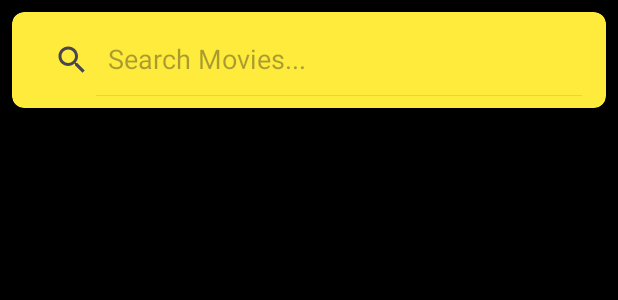
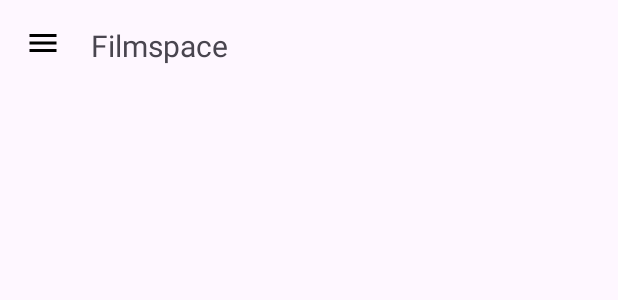
Before and after one commit to MAD2023-Team3/filmspace, an Android app: the layout activity_main.xml on its own in the app's theme, with its tools: preview values and no code run, on a phone screen of 412 x 824 dp. Shown: the top 300 px of the screen. Run offline under Robolectric (Android 15) with nearby library versions, the phone set to English and light mode, and no system bars.

Commit message:
test: adding navbar and converting to fragments

```diff
--- /dev/null
+++ b/app/src/main/res/drawable/btn_home.xml
@@ -0,0 +1,5 @@
+<vector android:height="24dp" android:tint="#000000"
+    android:viewportHeight="24" android:viewportWidth="24"
+    android:width="24dp" xmlns:android="http://schemas.android.com/apk/res/android">
+    <path android:fillColor="@android:color/white" android:pathData="M10,20v-6h4v6h5v-8h3L12,3 2,12h3v8z"/>
+</vector>
--- /dev/null
+++ b/app/src/main/res/drawable/btn_logout.xml
@@ -0,0 +1,5 @@
+<vector android:autoMirrored="true" android:height="24dp"
+    android:tint="#ff0000" android:viewportHeight="24"
+    android:viewportWidth="24" android:width="24dp" xmlns:android="http://schemas.android.com/apk/res/android">
+    <path android:fillColor="@android:color/white" android:pathData="M17,7l-1.41,1.41L18.17,11H8v2h10.17l-2.58,2.58L17,17l5,-5zM4,5h8V3H4c-1.1,0 -2,0.9 -2,2v14c0,1.1 0.9,2 2,2h8v-2H4V5z"/>
+</vector>
--- /dev/null
+++ b/app/src/main/res/drawable/btn_profile.xml
@@ -0,0 +1,5 @@
+<vector android:height="24dp" android:tint="#000000"
+    android:viewportHeight="24" android:viewportWidth="24"
+    android:width="24dp" xmlns:android="http://schemas.android.com/apk/res/android">
+    <path android:fillColor="@android:color/white" android:pathData="M12,12c2.21,0 4,-1.79 4,-4s-1.79,-4 -4,-4 -4,1.79 -4,4 1.79,4 4,4zM12,14c-2.67,0 -8,1.34 -8,4v2h16v-2c0,-2.66 -5.33,-4 -8,-4z"/>
+</vector>
--- /dev/null
+++ b/app/src/main/res/drawable/btn_watch_later.xml
@@ -0,0 +1,5 @@
+<vector android:height="24dp" android:tint="#000000"
+    android:viewportHeight="24" android:viewportWidth="24"
+    android:width="24dp" xmlns:android="http://schemas.android.com/apk/res/android">
+    <path android:fillColor="@android:color/white" android:pathData="M12,2C6.5,2 2,6.5 2,12s4.5,10 10,10s10,-4.5 10,-10S17.5,2 12,2zM16.2,16.2L11,13V7h1.5v5.2l4.5,2.7L16.2,16.2z"/>
+</vector>
--- /dev/null
+++ b/app/src/main/res/drawable/nav_btn_menu.xml
@@ -0,0 +1,5 @@
+<vector android:height="24dp" android:tint="#000000"
+    android:viewportHeight="24" android:viewportWidth="24"
+    android:width="24dp" xmlns:android="http://schemas.android.com/apk/res/android">
+    <path android:fillColor="@android:color/white" android:pathData="M3,18h18v-2L3,16v2zM3,13h18v-2L3,11v2zM3,6v2h18L21,6L3,6z"/>
+</vector>
--- a/app/src/main/res/layout/activity_main.xml
+++ b/app/src/main/res/layout/activity_main.xml
@@ -1,38 +1,32 @@
 <?xml version="1.0" encoding="utf-8"?>
-<androidx.appcompat.widget.LinearLayoutCompat xmlns:android="http://schemas.android.com/apk/res/android"
+<androidx.drawerlayout.widget.DrawerLayout xmlns:android="http://schemas.android.com/apk/res/android"
     xmlns:app="http://schemas.android.com/apk/res-auto"
     xmlns:tools="http://schemas.android.com/tools"
     android:layout_width="match_parent"
     android:layout_height="match_parent"
     android:orientation="vertical"
-    android:background="@color/black"
-    tools:context=".MainActivity">
-    <androidx.cardview.widget.CardView
-        android:layout_margin="8dp"
-        app:cardCornerRadius="8dp"
-        app:cardElevation="8dp"
-        app:cardBackgroundColor="@color/yellow"
+    tools:context=".MainActivity"
+    android:id="@+id/drawerLayout">
+
+    <LinearLayout
         android:layout_width="match_parent"
-        android:layout_height="wrap_content">
-        <androidx.appcompat.widget.SearchView
-            android:id="@+id/search_view"
-            app:iconifiedByDefault="false"
-            app:queryHint="Search Movies..."
-            android:padding="8dp"
+        android:layout_height="match_parent"
+        android:orientation="vertical">
+
+        <include layout="@layout/navbar"/>
+        <FrameLayout
+            android:id="@+id/frameLayout"
             android:layout_width="match_parent"
-            android:layout_height="?attr/actionBarSize"/>
-    </androidx.cardview.widget.CardView>
-    <androidx.cardview.widget.CardView
-        app:cardBackgroundColor="@color/yellow"
-        app:cardElevation="8dp"
-        app:cardCornerRadius="8dp"
-        android:layout_margin="8dp"
-        android:layout_width="match_parent"
-        android:layout_height="wrap_content"/>
-        <androidx.recyclerview.widget.RecyclerView
-            android:id="@+id/recycler_view_home"
-            android:layout_margin="8dp"
-            android:layout_width="match_parent"
-            android:layout_height="wrap_content"/>
+            android:layout_height="match_parent"/>
 
-</androidx.appcompat.widget.LinearLayoutCompat>
+    </LinearLayout>
+    <RelativeLayout
+        android:layout_width="300dp"
+        android:layout_height="match_parent"
+        android:background="@color/white"
+        android:layout_gravity="start">
+
+        <include layout="@layout/nav_drawer"/>
+
+    </RelativeLayout>
+</androidx.drawerlayout.widget.DrawerLayout>
--- /dev/null
+++ b/app/src/main/res/layout/navbar.xml
@@ -0,0 +1,36 @@
+<?xml version="1.0" encoding="utf-8"?>
+<androidx.constraintlayout.widget.ConstraintLayout xmlns:android="http://schemas.android.com/apk/res/android"
+    xmlns:app="http://schemas.android.com/apk/res-auto"
+    xmlns:tools="http://schemas.android.com/tools"
+    android:layout_width="match_parent"
+    android:layout_height="wrap_content">
+
+    <LinearLayout
+        android:layout_width="match_parent"
+        android:layout_height="wrap_content"
+        android:layout_marginStart="1dp"
+        android:layout_marginTop="1dp"
+        android:orientation="horizontal"
+        app:layout_constraintStart_toStartOf="parent"
+        app:layout_constraintTop_toTopOf="parent"
+        android:padding="15dp"
+        android:id="@+id/navbar">
+        <ImageView
+            android:layout_width="wrap_content"
+            android:layout_height="wrap_content"
+            android:src="@drawable/nav_btn_menu"
+            android:id="@+id/btn_menu"/>
+
+        <TextView
+            android:id="@+id/textView"
+            android:layout_width="20dp"
+            android:layout_height="wrap_content" />
+
+        <TextView
+            android:layout_width="wrap_content"
+            android:layout_height="wrap_content"
+            android:text="@string/navbar_title"
+            android:layout_weight="1"
+            android:textSize="20dp"/>
+    </LinearLayout>
+</androidx.constraintlayout.widget.ConstraintLayout>
--- a/app/src/main/res/values/strings.xml
+++ b/app/src/main/res/values/strings.xml
@@ -12,4 +12,8 @@
     <string name="email_title">Email:</string>
     <string name="password_title">Password:</string>
     <string name="click_to_register">click to register</string>
+    <!-- TODO: Remove or change this placeholder text -->
+    <string name="hello_blank_fragment">Hello blank fragment</string>
+    <!-- navbar strings -->
+    <string name="navbar_title">Filmspace</string>
 </resources>
```
Also changed, not shown: app/src/main/AndroidManifest.xml (+7 -6 lines), app/src/main/java/sg/edu/np/mad/moviespaceapp/HomeFragment.java (added, +42 -0 lines), app/src/main/java/sg/edu/np/mad/moviespaceapp/MainActivity.java (+84 -3 lines), app/src/main/java/sg/edu/np/mad/moviespaceapp/Profilefragment.java (added, +32 -0 lines), app/src/main/res/layout/fragment_homefragment.xml (added, +38 -0 lines), app/src/main/res/layout/fragment_profilefragment.xml (added, +17 -0 lines), app/src/main/res/layout/nav_drawer.xml (added, +115 -0 lines).
